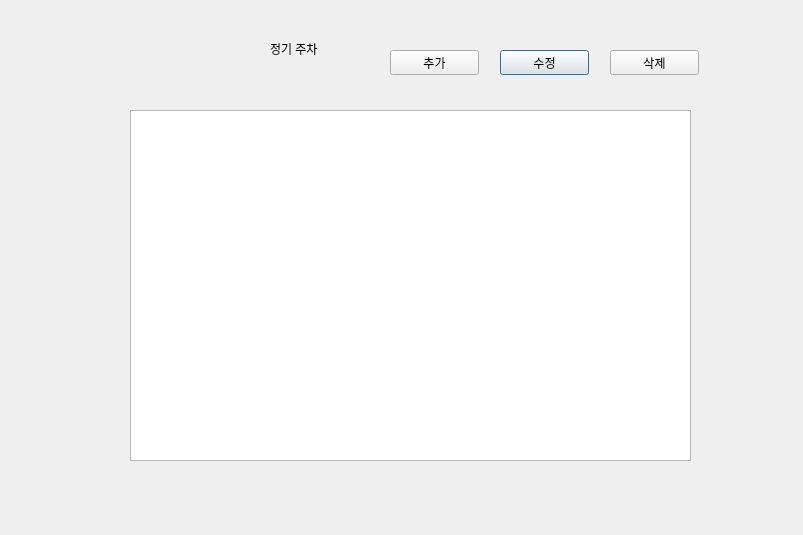
Old version of the form regular_parking.ui in the repository mssung34/ALPR.
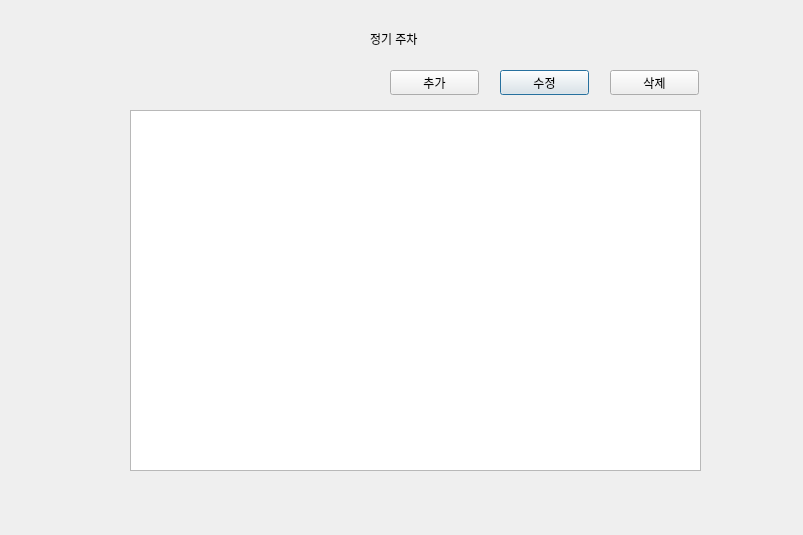
New version of the form.

Patch:
```diff
--- a/regular_parking.ui
+++ b/regular_parking.ui
@@ -18,16 +18,16 @@
     <rect>
      <x>130</x>
      <y>110</y>
-     <width>561</width>
-     <height>351</height>
+     <width>571</width>
+     <height>361</height>
     </rect>
    </property>
   </widget>
   <widget class="QLabel" name="label">
    <property name="geometry">
     <rect>
-     <x>270</x>
-     <y>40</y>
+     <x>370</x>
+     <y>30</y>
      <width>67</width>
      <height>17</height>
     </rect>
@@ -40,7 +40,7 @@
    <property name="geometry">
     <rect>
      <x>500</x>
-     <y>50</y>
+     <y>70</y>
      <width>89</width>
      <height>25</height>
     </rect>
@@ -53,7 +53,7 @@
    <property name="geometry">
     <rect>
      <x>610</x>
-     <y>50</y>
+     <y>70</y>
      <width>89</width>
      <height>25</height>
     </rect>
@@ -66,7 +66,7 @@
    <property name="geometry">
     <rect>
      <x>390</x>
-     <y>50</y>
+     <y>70</y>
      <width>89</width>
      <height>25</height>
     </rect>
```
